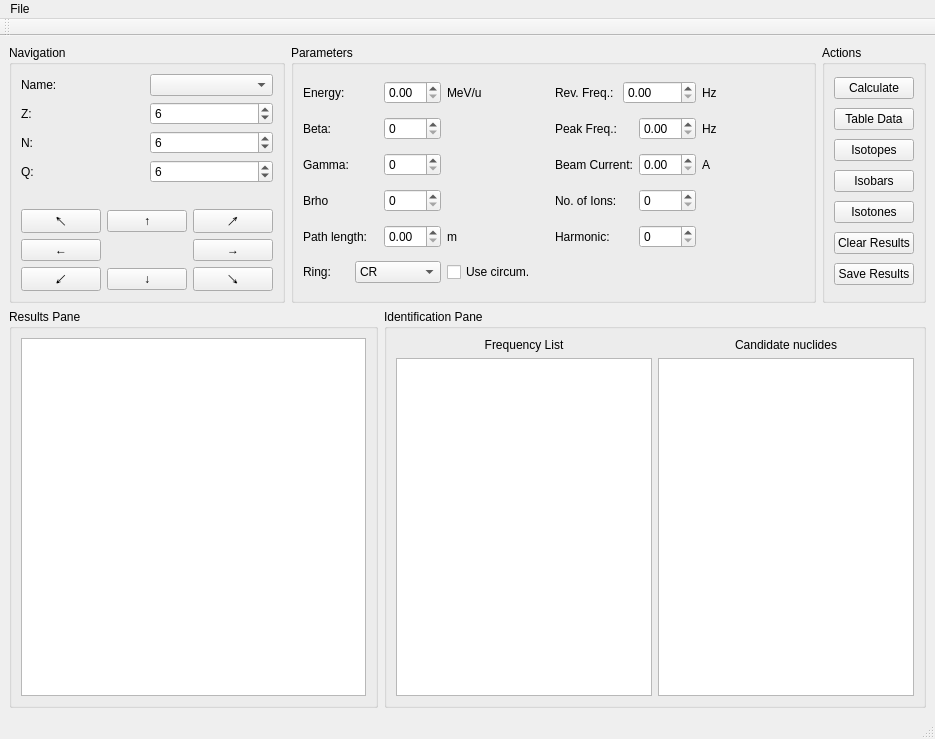
First picture: the form in rsrc/mainwindow.ui, repository xaratustrah/barion, before the edit.
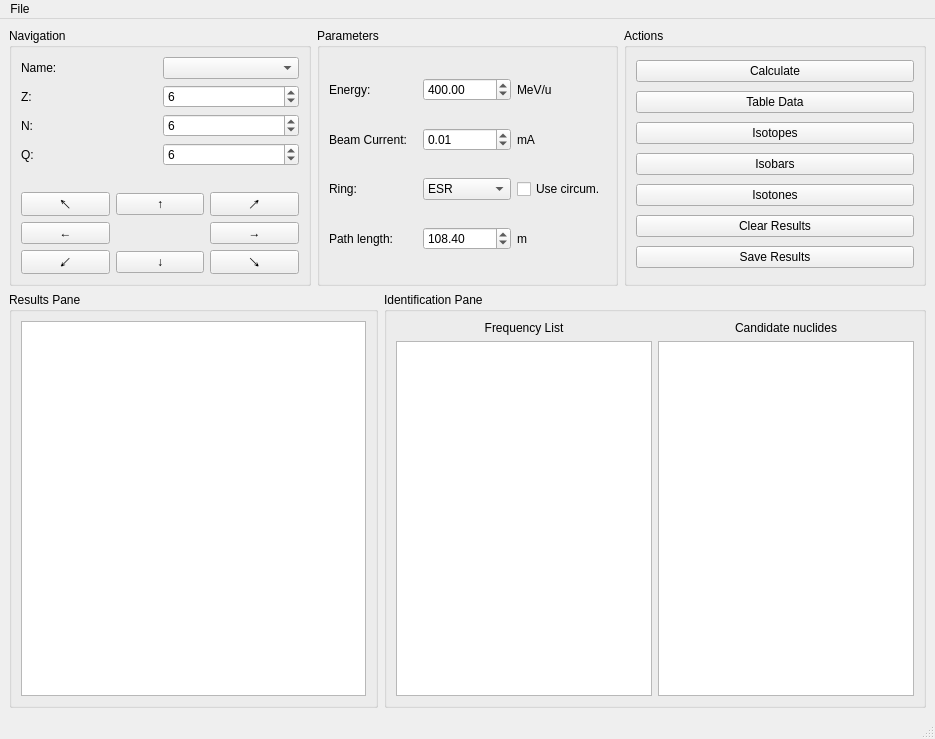
Second picture: the form after the edit.

```diff
--- a/rsrc/mainwindow.ui
+++ b/rsrc/mainwindow.ui
@@ -62,6 +62,12 @@
            </item>
            <item row="3" column="1">
             <widget class="QSpinBox" name="spinBox_qq">
+             <property name="minimum">
+              <number>1</number>
+             </property>
+             <property name="maximum">
+              <number>150</number>
+             </property>
              <property name="value">
               <number>6</number>
              </property>
@@ -170,6 +176,43 @@
          <string>Parameters</string>
         </property>
         <layout class="QGridLayout" name="gridLayout_4">
+         <item row="3" column="0">
+          <widget class="QLabel" name="label_19">
+           <property name="text">
+            <string>Path length:</string>
+           </property>
+          </widget>
+         </item>
+         <item row="3" column="3">
+          <widget class="QLabel" name="label_18">
+           <property name="text">
+            <string>m</string>
+           </property>
+          </widget>
+         </item>
+         <item row="0" column="2">
+          <widget class="QDoubleSpinBox" name="doubleSpinBox_energy">
+           <property name="maximum">
+            <double>5000.000000000000000</double>
+           </property>
+           <property name="value">
+            <double>400.000000000000000</double>
+           </property>
+          </widget>
+         </item>
+         <item row="3" column="2">
+          <widget class="QDoubleSpinBox" name="doubleSpinBox_path_length">
+           <property name="maximum">
+            <double>100000.000000000000000</double>
+           </property>
+           <property name="singleStep">
+            <double>0.100000000000000</double>
+           </property>
+           <property name="value">
+            <double>108.400000000000006</double>
+           </property>
+          </widget>
+         </item>
          <item row="0" column="0">
           <widget class="QLabel" name="label_4">
            <property name="text">
@@ -177,9 +220,6 @@
            </property>
           </widget>
          </item>
-         <item row="0" column="2">
-          <widget class="QDoubleSpinBox" name="doubleSpinBox_4"/>
-         </item>
          <item row="0" column="3">
           <widget class="QLabel" name="label_7">
            <property name="text">
@@ -187,201 +227,52 @@
            </property>
           </widget>
          </item>
-         <item row="0" column="4">
-          <widget class="QLabel" name="label_15">
-           <property name="text">
-            <string>Rev. Freq.:</string>
-           </property>
-          </widget>
-         </item>
-         <item row="0" column="5" colspan="2">
-          <widget class="QDoubleSpinBox" name="doubleSpinBox_7"/>
-         </item>
-         <item row="0" column="7">
-          <widget class="QLabel" name="label_14">
-           <property name="text">
-            <string>Hz</string>
-           </property>
-          </widget>
-         </item>
-         <item row="1" column="0">
-          <widget class="QLabel" name="label_11">
-           <property name="text">
-            <string>Beta:</string>
-           </property>
-          </widget>
-         </item>
          <item row="1" column="2">
-          <widget class="QSpinBox" name="spinBox_5"/>
-         </item>
-         <item row="1" column="3">
-          <spacer name="horizontalSpacer_5">
-           <property name="orientation">
-            <enum>Qt::Horizontal</enum>
+          <widget class="QDoubleSpinBox" name="doubleSpinBox_beam_current">
+           <property name="maximum">
+            <double>1.000000000000000</double>
            </property>
-           <property name="sizeHint" stdset="0">
-            <size>
-             <width>40</width>
-             <height>20</height>
-            </size>
+           <property name="singleStep">
+            <double>0.000010000000000</double>
            </property>
-          </spacer>
-         </item>
-         <item row="1" column="4">
-          <widget class="QLabel" name="label_5">
-           <property name="text">
-            <string>Peak Freq.:</string>
+           <property name="value">
+            <double>0.010000000000000</double>
            </property>
           </widget>
          </item>
-         <item row="1" column="6">
-          <widget class="QDoubleSpinBox" name="doubleSpinBox_5"/>
-         </item>
-         <item row="1" column="7">
-          <widget class="QLabel" name="label_6">
-           <property name="text">
-            <string>Hz</string>
-           </property>
-          </widget>
-         </item>
-         <item row="2" column="0">
-          <widget class="QLabel" name="label_12">
-           <property name="text">
-            <string>Gamma:</string>
-           </property>
-          </widget>
-         </item>
-         <item row="2" column="2">
-          <widget class="QSpinBox" name="spinBox_6"/>
-         </item>
-         <item row="2" column="3">
-          <spacer name="horizontalSpacer_6">
-           <property name="orientation">
-            <enum>Qt::Horizontal</enum>
-           </property>
-           <property name="sizeHint" stdset="0">
-            <size>
-             <width>40</width>
-             <height>20</height>
-            </size>
-           </property>
-          </spacer>
-         </item>
-         <item row="2" column="4" colspan="2">
+         <item row="1" column="0">
           <widget class="QLabel" name="label_8">
            <property name="text">
             <string>Beam Current:</string>
            </property>
           </widget>
          </item>
-         <item row="2" column="6">
-          <widget class="QDoubleSpinBox" name="doubleSpinBox_6"/>
+         <item row="2" column="3">
+          <widget class="QCheckBox" name="checkBox_circum">
+           <property name="text">
+            <string>Use circum.</string>
+           </property>
+          </widget>
          </item>
-         <item row="2" column="7">
+         <item row="1" column="3">
           <widget class="QLabel" name="label_9">
            <property name="text">
-            <string>A</string>
+            <string>mA</string>
            </property>
           </widget>
          </item>
-         <item row="3" column="0">
-          <widget class="QLabel" name="label_13">
-           <property name="text">
-            <string>Brho</string>
-           </property>
-          </widget>
-         </item>
-         <item row="3" column="2">
-          <widget class="QSpinBox" name="spinBox_7"/>
-         </item>
-         <item row="3" column="3">
-          <spacer name="horizontalSpacer_7">
-           <property name="orientation">
-            <enum>Qt::Horizontal</enum>
-           </property>
-           <property name="sizeHint" stdset="0">
-            <size>
-             <width>40</width>
-             <height>20</height>
-            </size>
-           </property>
-          </spacer>
-         </item>
-         <item row="3" column="4">
-          <widget class="QLabel" name="label_10">
-           <property name="text">
-            <string>No. of Ions:</string>
-           </property>
-          </widget>
-         </item>
-         <item row="3" column="6">
-          <widget class="QSpinBox" name="spinBox"/>
-         </item>
-         <item row="3" column="7">
-          <spacer name="horizontalSpacer_4">
-           <property name="orientation">
-            <enum>Qt::Horizontal</enum>
-           </property>
-           <property name="sizeHint" stdset="0">
-            <size>
-             <width>40</width>
-             <height>20</height>
-            </size>
-           </property>
-          </spacer>
-         </item>
-         <item row="4" column="0" colspan="2">
-          <widget class="QLabel" name="label_19">
-           <property name="text">
-            <string>Path length:</string>
-           </property>
-          </widget>
-         </item>
-         <item row="4" column="2">
-          <widget class="QDoubleSpinBox" name="doubleSpinBox_8"/>
-         </item>
-         <item row="4" column="3">
-          <widget class="QLabel" name="label_18">
-           <property name="text">
-            <string>m</string>
-           </property>
-          </widget>
-         </item>
-         <item row="4" column="4">
-          <widget class="QLabel" name="label_16">
-           <property name="text">
-            <string>Harmonic:</string>
-           </property>
-          </widget>
-         </item>
-         <item row="4" column="6">
-          <widget class="QSpinBox" name="spinBox_8"/>
-         </item>
-         <item row="4" column="7">
-          <spacer name="horizontalSpacer_8">
-           <property name="orientation">
-            <enum>Qt::Horizontal</enum>
-           </property>
-           <property name="sizeHint" stdset="0">
-            <size>
-             <width>40</width>
-             <height>20</height>
-            </size>
-           </property>
-          </spacer>
-         </item>
-         <item row="5" column="0">
+         <item row="2" column="0">
           <widget class="QLabel" name="label_17">
            <property name="text">
             <string>Ring:</string>
            </property>
           </widget>
          </item>
-         <item row="5" column="1" colspan="2">
-          <widget class="QComboBox" name="comboBox">
+         <item row="2" column="2">
+          <widget class="QComboBox" name="comboBox_ring">
            <item>
             <property name="text">
-             <string>CR</string>
+             <string>ESR</string>
             </property>
            </item>
            <item>
@@ -406,13 +297,6 @@
            </item>
           </widget>
          </item>
-         <item row="5" column="3">
-          <widget class="QCheckBox" name="checkBox">
-           <property name="text">
-            <string>Use circum.</string>
-           </property>
-          </widget>
-         </item>
         </layout>
        </widget>
       </item>
@@ -557,17 +441,6 @@
    <addaction name="menuFile"/>
   </widget>
   <widget class="QStatusBar" name="statusbar"/>
-  <widget class="QToolBar" name="toolBar">
-   <property name="windowTitle">
-    <string>toolBar</string>
-   </property>
-   <attribute name="toolBarArea">
-    <enum>TopToolBarArea</enum>
-   </attribute>
-   <attribute name="toolBarBreak">
-    <bool>false</bool>
-   </attribute>
-  </widget>
   <action name="actionLoad_Freqlist">
    <property name="text">
     <string>Load Freq. List</string>
```
Left out of the diff: 61 changed lines with no effect on the pictures.
